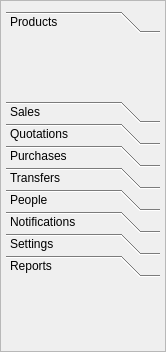
First picture: the form in side_navigator.ui, repository ashraf-kx/stock-manager, before the edit.
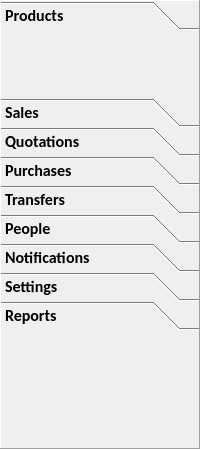
Second picture: the form after the edit. Icons and pictures are not drawn.

```diff
--- a/side_navigator.ui
+++ b/side_navigator.ui
@@ -6,8 +6,8 @@
    <rect>
     <x>0</x>
     <y>0</y>
-    <width>166</width>
-    <height>352</height>
+    <width>200</width>
+    <height>449</height>
    </rect>
   </property>
   <property name="minimumSize">
@@ -26,26 +26,32 @@
    <string>Frame</string>
   </property>
   <property name="frameShape">
-   <enum>QFrame::StyledPanel</enum>
+   <enum>QFrame::Panel</enum>
   </property>
   <property name="frameShadow">
    <enum>QFrame::Raised</enum>
   </property>
+  <property name="lineWidth">
+   <number>1</number>
+  </property>
+  <property name="midLineWidth">
+   <number>1</number>
+  </property>
   <layout class="QVBoxLayout" name="layoutSideNavigator">
    <property name="spacing">
     <number>0</number>
    </property>
    <property name="leftMargin">
-    <number>5</number>
+    <number>0</number>
    </property>
    <property name="topMargin">
-    <number>10</number>
+    <number>0</number>
    </property>
    <property name="rightMargin">
-    <number>5</number>
+    <number>0</number>
    </property>
    <property name="bottomMargin">
-    <number>10</number>
+    <number>0</number>
    </property>
    <item>
     <layout class="QVBoxLayout" name="verticalLayout">
@@ -60,6 +66,20 @@
          <verstretch>0</verstretch>
         </sizepolicy>
        </property>
+       <property name="font">
+        <font>
+         <family>Calibri</family>
+         <pointsize>12</pointsize>
+         <weight>75</weight>
+         <bold>true</bold>
+        </font>
+       </property>
+       <property name="cursor">
+        <cursorShape>PointingHandCursor</cursorShape>
+       </property>
+       <property name="styleSheet">
+        <string notr="true"/>
+       </property>
        <property name="frameShape">
         <enum>QFrame::NoFrame</enum>
        </property>
```
Left out of the diff: 93 changed lines with no effect on the pictures.
